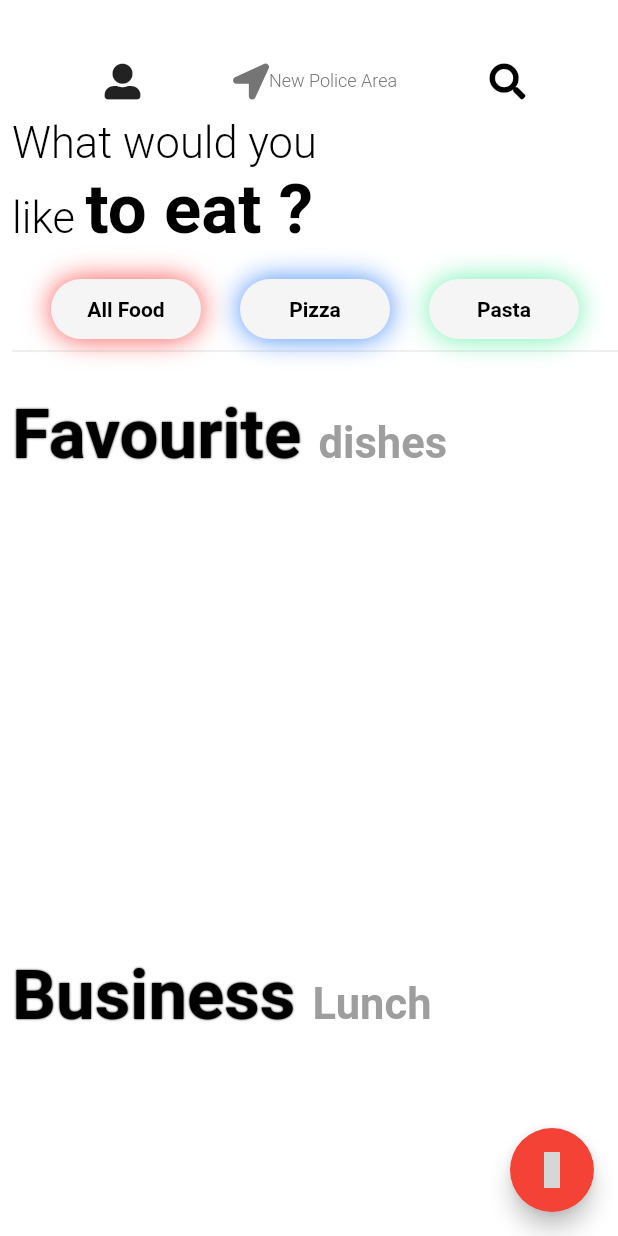
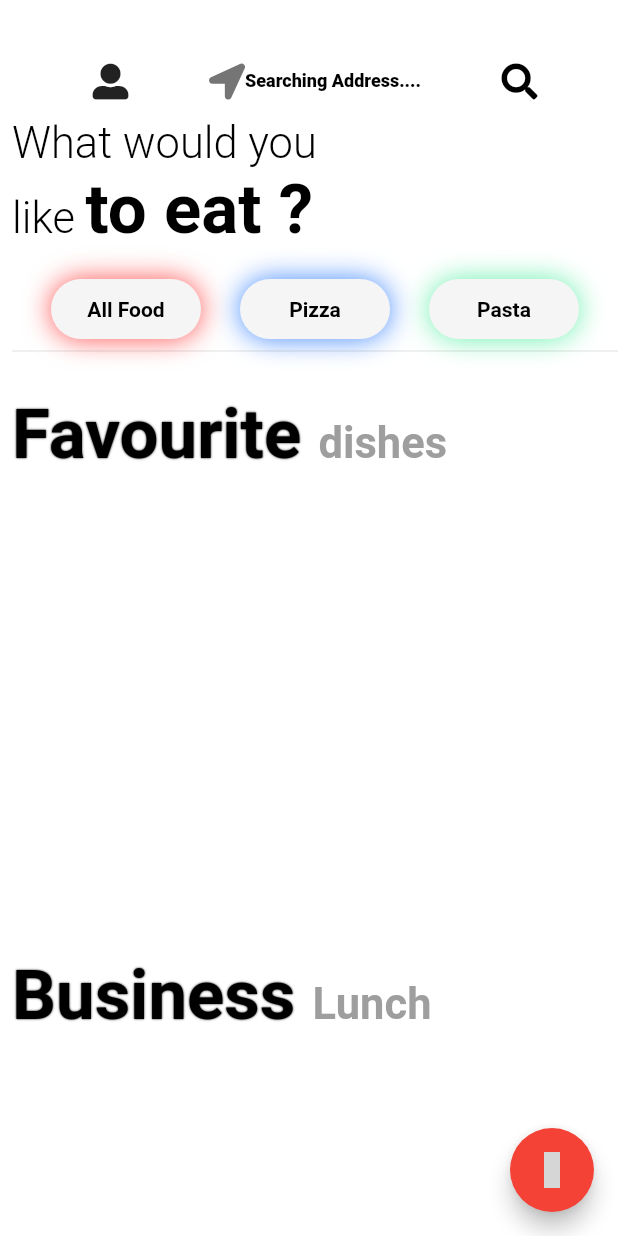
Before and after one commit to Coney484/Pizzato, a Flutter app: the DetailsScreen screen opened directly with empty values, after a tap on the "arrow back ios" icon, on a phone screen of 412 x 824 dp. Run offline on Flutter 3.47's test engine with Material 2 defaults, Android fonts, the phone set to English and light mode, and no system bars; our stand-ins replace cloud_firestore, eva_icons_flutter, firebase_core, font_awesome_flutter, geolocator, lottie and 1 more; missing offline and left inert: geocoder; accounts and stored records are empty; network calls fail; grey boxes are pictures that could not be loaded.

Commit message:
integrated google maps feature

```diff
--- a/lib/Helpers/headers.dart
+++ b/lib/Helpers/headers.dart
@@ -1,6 +1,7 @@
 import 'package:flutter/cupertino.dart';
 import 'package:flutter/material.dart';
 import 'package:font_awesome_flutter/font_awesome_flutter.dart';
+import 'package:pizzato/Services/maps.dart';
 
 class Headers extends ChangeNotifier {
   Widget appBar(BuildContext context) {
@@ -16,12 +17,17 @@ class Headers extends ChangeNotifier {
                 FontAwesomeIcons.locationArrow,
                 color: Colors.grey.shade600,
               ),
-              Text(
-                'New Police Area',
-                style: TextStyle(
-                    color: Colors.grey.shade600,
-                    fontSize: 12.0,
-                    fontWeight: FontWeight.w300),
+              Container(
+                constraints: BoxConstraints(
+                  maxWidth: 250.0
+                ),
+                child: Text(
+                  finalAddress,
+                  style: TextStyle(
+                      color: Colors.black,
+                      fontSize: 12.0,
+                      fontWeight: FontWeight.w900),
+                ),
               ),
             ],
           ),
@@ -79,8 +85,8 @@ class Headers extends ChangeNotifier {
               child: Center(
                 child: Text(
                   'All Food',
-                  style:
-                      TextStyle(color: Colors.black, fontWeight: FontWeight.bold),
+                  style: TextStyle(
+                      color: Colors.black, fontWeight: FontWeight.bold),
                 ),
               ),
             ),
@@ -100,8 +106,8 @@ class Headers extends ChangeNotifier {
               child: Center(
                 child: Text(
                   'Pizza',
-                  style:
-                      TextStyle(color: Colors.black, fontWeight: FontWeight.bold),
+                  style: TextStyle(
+                      color: Colors.black, fontWeight: FontWeight.bold),
                 ),
               ),
             ),
@@ -121,8 +127,8 @@ class Headers extends ChangeNotifier {
               child: Center(
                 child: Text(
                   'Pasta',
-                  style:
-                      TextStyle(color: Colors.black, fontWeight: FontWeight.bold),
+                  style: TextStyle(
+                      color: Colors.black, fontWeight: FontWeight.bold),
                 ),
               ),
             ),
@@ -131,5 +137,4 @@ class Headers extends ChangeNotifier {
       ),
     );
   }
-
 }
--- /dev/null
+++ b/lib/Services/maps.dart
@@ -0,0 +1,23 @@
+import 'package:flutter/cupertino.dart';
+import 'package:geolocator/geolocator.dart';
+import 'package:geocoder/geocoder.dart' as geoCo;
+
+String finalAddress = "Searching Address....";
+
+class GenerateMaps extends ChangeNotifier {
+  Position position;
+
+  Future getCurrentLocation() async {
+    var positionData = await GeolocatorPlatform.instance.getCurrentPosition();
+    final cords =
+        geoCo.Coordinates(positionData.latitude, positionData.longitude);
+
+    var address =
+        await geoCo.Geocoder.local.findAddressesFromCoordinates(cords);
+
+    String mainAddress = address.first.addressLine;
+    print(mainAddress);
+    finalAddress = mainAddress;
+    notifyListeners();
+  }
+}
--- a/lib/Views/home_screen.dart
+++ b/lib/Views/home_screen.dart
@@ -2,6 +2,8 @@ import 'package:flutter/material.dart';
 import 'package:pizzato/Helpers/footer.dart';
 import 'package:pizzato/Helpers/headers.dart';
 import 'package:pizzato/Helpers/middles.dart';
+import 'package:pizzato/Services/maps.dart';
+import 'package:provider/provider.dart';
 
 class HomeScreen extends StatefulWidget {
   @override
@@ -10,9 +12,15 @@ class HomeScreen extends StatefulWidget {
 
 class _HomeScreenState extends State<HomeScreen> {
   @override
+  void initState() {
+    Provider.of<GenerateMaps>(context, listen: false).getCurrentLocation();
+    super.initState();
+  }
+
+  @override
   Widget build(BuildContext context) {
     return Scaffold(
-      floatingActionButton:Footers().floatingActionButton(context),
+      floatingActionButton: Footers().floatingActionButton(context),
       backgroundColor: Colors.white,
       body: SingleChildScrollView(
         child: Padding(
@@ -27,7 +35,7 @@ class _HomeScreenState extends State<HomeScreen> {
               Divider(),
               MiddleHelpers().textFav(),
               MiddleHelpers().dataFav(context, 'favourite'),
-               MiddleHelpers().textBusiness(),
+              MiddleHelpers().textBusiness(),
               MiddleHelpers().dataBusiness(context, 'business'),
             ],
           ),
--- a/lib/main.dart
+++ b/lib/main.dart
@@ -4,6 +4,7 @@ import 'package:pizzato/Helpers/footer.dart';
 import 'package:pizzato/Helpers/headers.dart';
 import 'package:pizzato/Helpers/middles.dart';
 import 'package:pizzato/Services/manageData.dart';
+import 'package:pizzato/Services/maps.dart';
 import 'package:pizzato/Views/splash_screen.dart';
 import 'package:provider/provider.dart';
 
@@ -21,6 +22,7 @@ class MyApp extends StatelessWidget {
       ChangeNotifierProvider.value(value: MiddleHelpers()),
       ChangeNotifierProvider.value(value: ManageData()),
       ChangeNotifierProvider.value(value: Footers()),
+      ChangeNotifierProvider.value(value: GenerateMaps()),
       ],
       child: MaterialApp(
           title: 'Pizzato',
```
Also changed, not shown: 2 other files.
